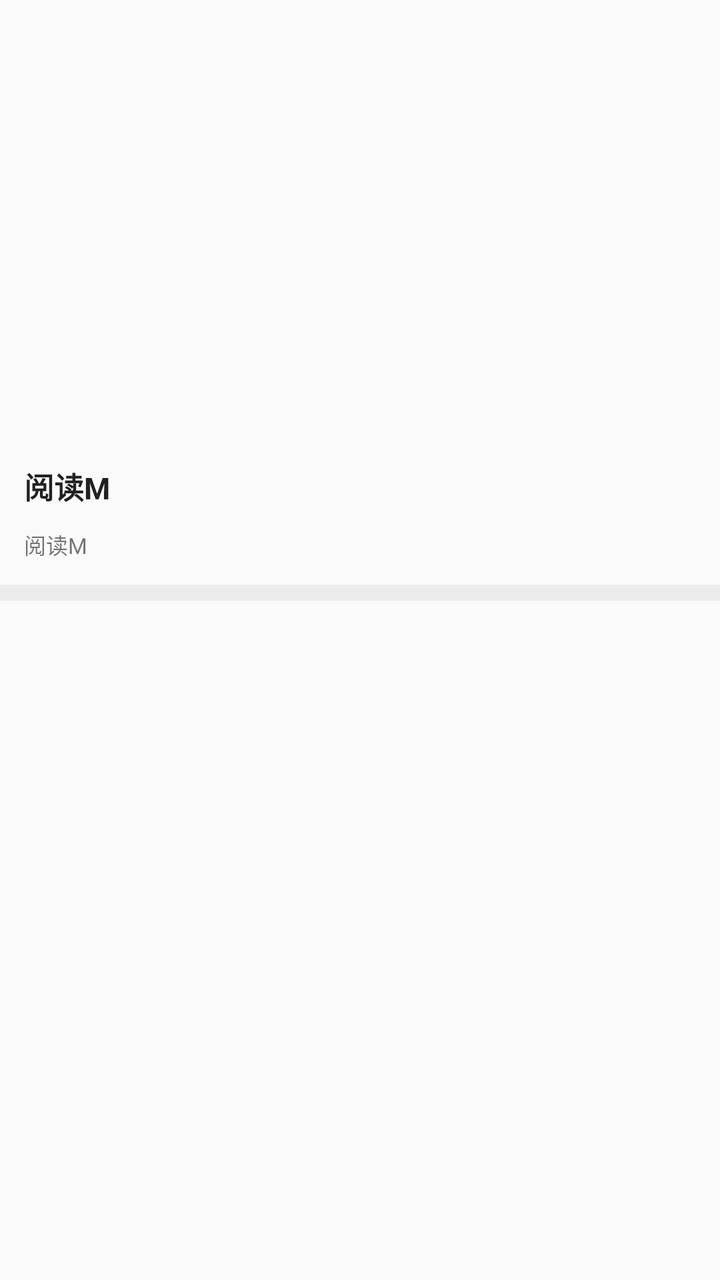
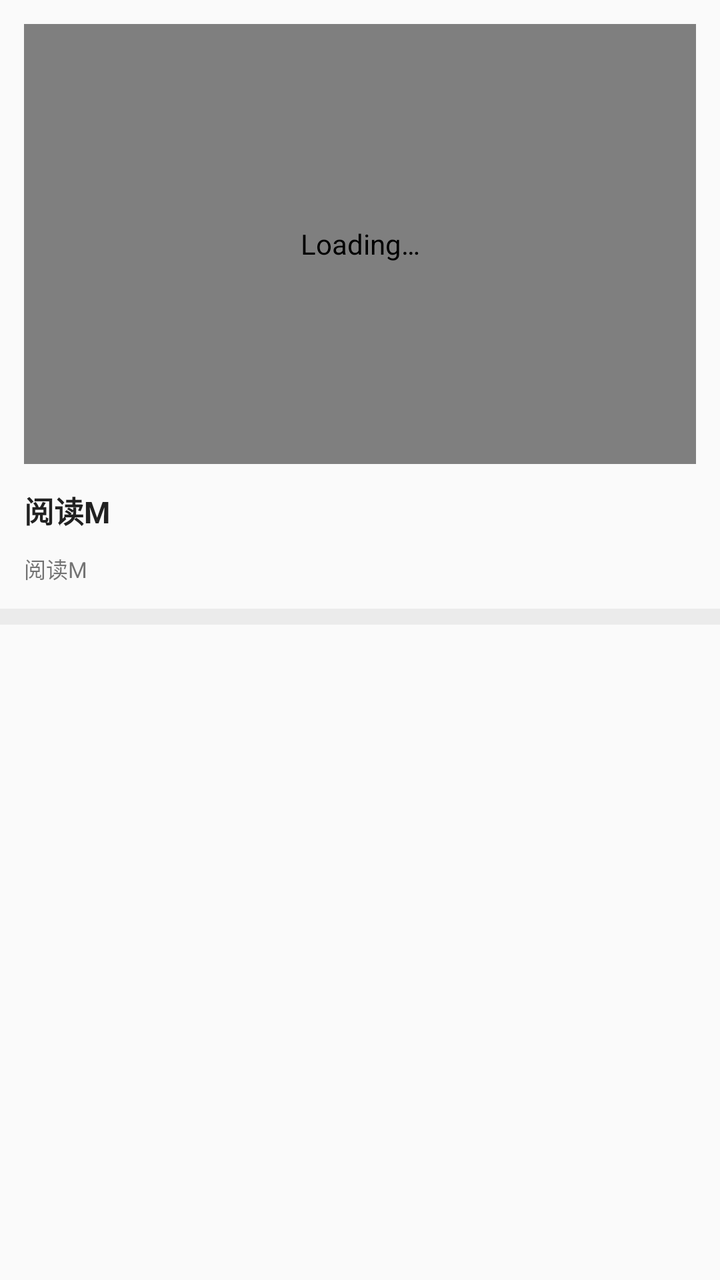

Two renders of the same Android screen: before a commit and after it. Below are the layout's source before the change and the commit's diff.
<!-- AndroidManifest.xml: application theme AppTheme.Light -->
<!-- res/layout/item_rss_article_1.xml -->
<?xml version="1.0" encoding="utf-8"?>
<androidx.constraintlayout.widget.ConstraintLayout xmlns:android="http://schemas.android.com/apk/res/android"
    xmlns:app="http://schemas.android.com/apk/res-auto"
    xmlns:tools="http://schemas.android.com/tools"
    android:layout_width="match_parent"
    android:layout_height="wrap_content">

    <ImageView
        android:id="@+id/image_view"
        android:layout_width="0dp"
        android:layout_height="220dp"
        android:contentDescription="@string/loading"
        android:visibility="visible"
        android:scaleType="centerCrop"
        android:paddingTop="12dp"
        android:paddingRight="12dp"
        android:paddingLeft="12dp"
        app:layout_constraintTop_toTopOf="parent"
        app:layout_constraintLeft_toLeftOf="parent"
        app:layout_constraintRight_toRightOf="parent"
        tools:ignore="RtlHardcoded,RtlSymmetry" />

    <TextView
        android:id="@+id/tv_title"
        android:layout_width="0dp"
        android:layout_height="wrap_content"
        android:maxLines="2"
        android:ellipsize="end"
        android:text="@string/app_name"
        android:textColor="@color/primaryText"
        android:textSize="@dimen/text_15sp"
        android:textStyle="bold"
        android:paddingLeft="12dp"
        android:paddingRight="12dp"
        android:paddingTop="12dp"
        app:layout_constraintTop_toBottomOf="@+id/image_view"
        app:layout_constraintLeft_toLeftOf="parent"
        app:layout_constraintRight_toRightOf="parent" />

    <TextView
        android:id="@+id/tv_pub_date"
        android:layout_width="0dp"
        android:layout_height="wrap_content"
        android:layout_gravity="center"
        android:text="@string/app_name"
        android:textSize="@dimen/text_11sp"
        android:maxLines="1"
        android:paddingLeft="12dp"
        android:paddingRight="12dp"
        android:paddingTop="10dp"
        app:layout_constraintTop_toBottomOf="@+id/tv_title"
        app:layout_constraintLeft_toLeftOf="parent"
        app:layout_constraintRight_toRightOf="parent"
        tools:ignore="SmallSp" />

    <View
        android:layout_marginTop="12dp"
        app:layout_constraintTop_toBottomOf="@+id/tv_pub_date"
        android:layout_height="8dp"
        android:layout_width="match_parent"
        android:background="@color/bg_divider_line" />


</androidx.constraintlayout.widget.ConstraintLayout>
<!-- resources referenced by this layout -->
<resources>
  <color name="bg_divider_line">#8fe0e0e0</color>
  <color name="primaryText">#de000000</color>
  <dimen name="text_11sp">11sp</dimen>
  <dimen name="text_15sp">15sp</dimen>
  <string name="app_name">阅读M</string>
  <string name="loading">Loading…</string>
  <style name="AppTheme.Light" parent="Base.AppTheme">
          <item name="actionBarStyle">@style/AppTheme.AppBarOverlay.Light</item>
      </style>
  <style name="Base.AppTheme" parent="Theme.AppCompat.DayNight.NoActionBar">
          <item name="colorPrimary">@color/primary</item>
          <item name="colorPrimaryDark">@color/primaryDark</item>
          <item name="colorAccent">@color/accent</item>
          <item name="actionOverflowMenuStyle">@style/Style.PopupMenu</item>
          <item name="android:itemTextAppearance">@style/Style.MenuItemText</item>
          <item name="android:popupMenuStyle">@style/Style.PopupMenu</item>
          <item name="android:statusBarColor">@color/transparent</item>
          <item name="android:windowDrawsSystemBarBackgrounds">true</item>
      </style>
  <style name="AppTheme.AppBarOverlay.Light" parent="ThemeOverlay.AppCompat.Light">
          <item name="colorAccent">@color/md_grey_900</item>
      </style>
  <color name="primary">@color/md_light_blue_800</color>
  <color name="primaryDark">@color/md_light_blue_900</color>
  <color name="accent">@color/md_pink_800</color>
  <style name="Style.PopupMenu" parent="Widget.AppCompat.PopupMenu">
          <item name="android:popupBackground">@drawable/bg_popup_menu</item>
      </style>
  <style name="Style.MenuItemText" parent="@android:style/TextAppearance.Widget.IconMenu.Item">
          <item name="android:textColor">@color/menu_color_default</item>
          <item name="android:textSize">16sp</item>
      </style>
  <color name="transparent">#00000000</color>
  <color name="md_grey_900">#212121</color>
  <color name="md_light_blue_800">#0277BD</color>
  <color name="md_light_blue_900">#01579B</color>
  <color name="md_pink_800">#AD1457</color>
  <!-- drawable bg_popup_menu (drawable) -->
  <?xml version="1.0" encoding="utf-8"?>
  <shape xmlns:android="http://schemas.android.com/apk/res/android"
         android:shape="rectangle">
  
      <solid android:color="@color/background_menu"/>
  
      <corners android:radius="2dp"/>
  
  </shape>
  <color name="menu_color_default">#383838</color>
  <color name="background_menu">@color/md_grey_200</color>
  <color name="md_grey_200">#EEEEEE</color>
</resources>

<!-- the commit's change to res/layout/item_rss_article_1.xml (unified diff, before → after) -->
@@ -5,16 +5,17 @@
     android:layout_width="match_parent"
     android:layout_height="wrap_content">
 
-    <ImageView
+    <io.legado.app.ui.widget.image.FilletImageView
         android:id="@+id/image_view"
         android:layout_width="0dp"
         android:layout_height="220dp"
         android:contentDescription="@string/loading"
         android:visibility="visible"
         android:scaleType="centerCrop"
-        android:paddingTop="12dp"
-        android:paddingRight="12dp"
-        android:paddingLeft="12dp"
+        android:layout_marginTop="12dp"
+        android:layout_marginEnd="12dp"
+        android:layout_marginStart="12dp"
+        app:radius="12dp"
         app:layout_constraintTop_toTopOf="parent"
         app:layout_constraintLeft_toLeftOf="parent"
         app:layout_constraintRight_toRightOf="parent"
